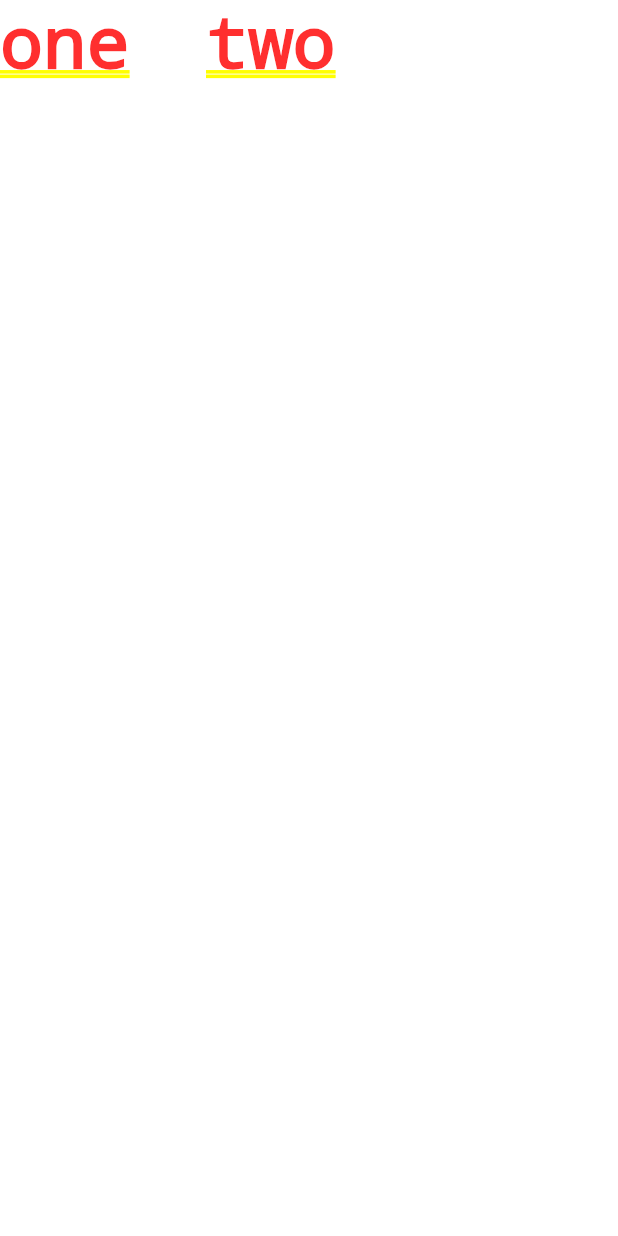
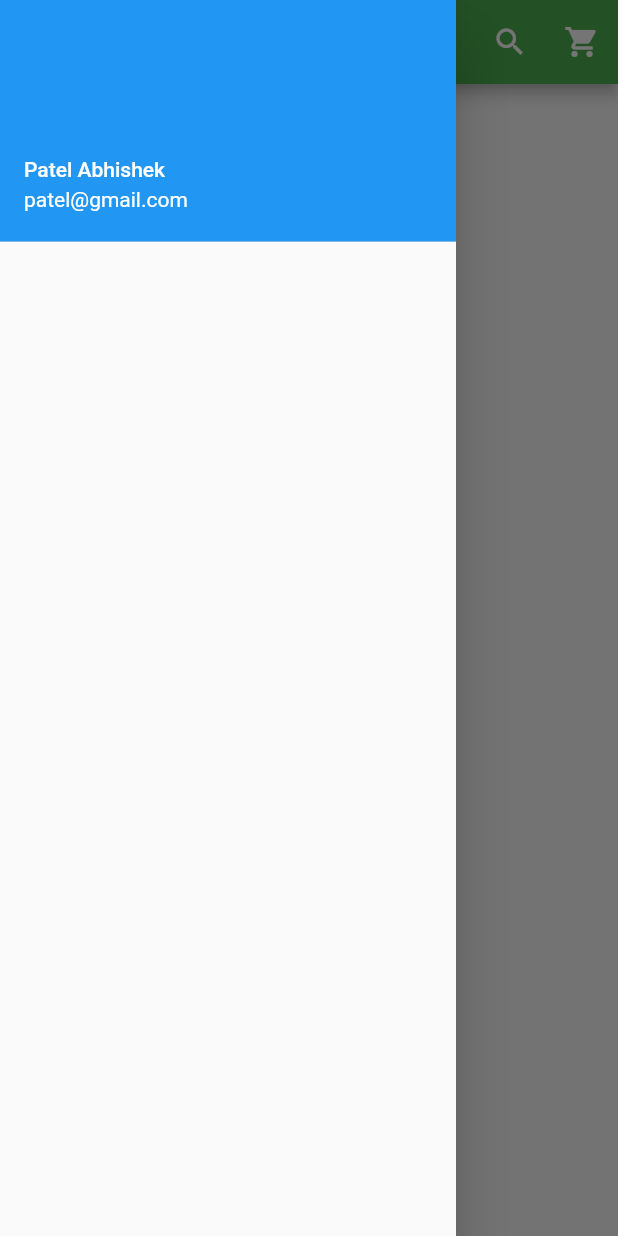
Before and after one commit to shrey0573/efarming_app, a Flutter app: the screen it shows after launch, with the side drawer open (before the commit the screen has no drawer), on a phone screen of 412 x 824 dp. Run offline on Flutter 3.47's test engine with Material 2 defaults, Android fonts, the phone set to English and light mode, and no system bars.

Commit message:
Operable Initial

```diff
--- /dev/null
+++ b/lib/home.dart
@@ -0,0 +1,14 @@
+import 'package:flutter/material.dart';
+import 'package:flutter/widgets.dart';
+
+class HomePage extends StatelessWidget {
+  @override
+  Widget build(BuildContext context) {
+    return Container(
+        color: Colors.black45,
+        child: Center(
+            child: Text('hey', style: TextStyle(color: Colors.white, fontStyle: FontStyle.normal),)
+        )
+    );
+  }
+}
--- a/lib/main.dart
+++ b/lib/main.dart
@@ -3,11 +3,39 @@ import 'package:flutter/material.dart';
 void main(){
   runApp(
     MaterialApp(
-         home: GridView.count(crossAxisCount: 3,
-         children: <Widget>[
-           Text('one'),
-           Text('two')
-         ],)
+        debugShowCheckedModeBanner: false,
+         home: HomePage(),
       )
   );
 }
+
+class HomePage extends StatefulWidget {
+  @override
+  _HomePageState createState() => _HomePageState();
+}
+
+class _HomePageState extends State<HomePage> {
+  @override
+  Widget build(BuildContext context) {
+    return Scaffold(
+      appBar: new AppBar(
+        title: Text('AgriCart'),
+        actions: <Widget>[
+          new IconButton(icon: Icon(Icons.search, color: Colors.white), onPressed: (){}),
+          new IconButton(icon: Icon(Icons.shopping_cart, color: Colors.white), onPressed: (){})
+        ],
+        backgroundColor: Colors.green,
+      ),
+      drawer: new Drawer(
+        child: ListView(
+          children: <Widget>[
+            //header
+            new UserAccountsDrawerHeader(
+                accountName: Text('Patel Abhishek'),
+                accountEmail: Text('patel@gmail.com'))
+          ],
+        )
+      ),
+    );
+  }
+}
```
